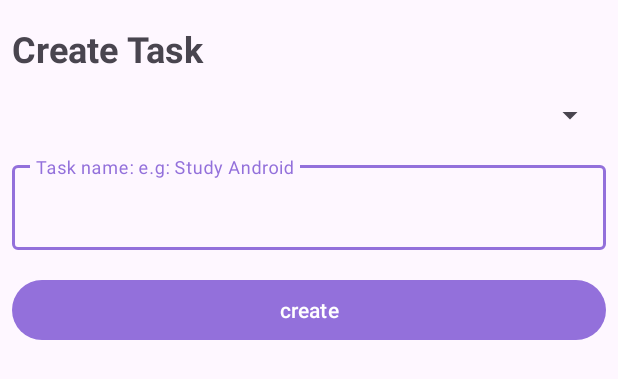
After one commit to Wpompeo/Task_Beat_, an Android app: the layout create_task_bottom_sheet.xml on its own in the app's theme, with its tools: preview values and no code run, on a phone screen of 412 x 824 dp. The commit adds this screen. Shown: the top 379 px of the screen. Run offline under Robolectric (Android 15) with nearby library versions, the phone set to English and light mode, and no system bars.

Commit message:
Commit two. Development and adjustments to the files: create_category_bottom_sheet.xml create_task_bottom_sheet.xml CreateCategoryBottomSheet.kt CreateTaskBottomSheet.kt

```diff
--- a/app/src/main/java/com/devspace/taskbeats/CategoryDao.kt
+++ b/app/src/main/java/com/devspace/taskbeats/CategoryDao.kt
@@ -13,4 +13,7 @@ interface CategoryDao {
 
     @Insert(onConflict = OnConflictStrategy.REPLACE)
     fun insertAll(categoryEntity: List<CategoryEntity>)
+
+    @Insert(onConflict = OnConflictStrategy.REPLACE)
+    fun insert(categoryEntity:CategoryEntity)
 }
--- a/app/src/main/java/com/devspace/taskbeats/TaskDao.kt
+++ b/app/src/main/java/com/devspace/taskbeats/TaskDao.kt
@@ -14,4 +14,7 @@ interface TaskDao{
 
     @Insert(onConflict = OnConflictStrategy.REPLACE)
     fun insertAll(taskEntities: List<TaskEntity>)
+
+    @Insert(onConflict = OnConflictStrategy.REPLACE)
+    fun insert(taskEntity: TaskEntity)
 }
--- a/app/src/main/res/layout/activity_main.xml
+++ b/app/src/main/res/layout/activity_main.xml
@@ -43,7 +43,7 @@
         tools:listitem="@layout/item_task" />
 
     <com.google.android.material.floatingactionbutton.FloatingActionButton
-        android:id="@+id/fab"
+        android:id="@+id/fab_create_task"
         android:layout_width="wrap_content"
         android:layout_height="wrap_content"
         android:layout_margin="16dp"
--- /dev/null
+++ b/app/src/main/res/layout/create_task_bottom_sheet.xml
@@ -0,0 +1,51 @@
+<?xml version="1.0" encoding="utf-8"?>
+<LinearLayout xmlns:android="http://schemas.android.com/apk/res/android"
+    android:layout_width="match_parent"
+    android:orientation="vertical"
+    android:layout_height="match_parent">
+
+    <TextView
+        android:id="@+id/tv_title"
+        android:layout_width="match_parent"
+        android:layout_height="wrap_content"
+        android:layout_marginStart="8dp"
+        android:layout_marginEnd="8dp"
+        android:layout_marginTop="16dp"
+        android:text="Create Task"
+        android:textSize="24sp"
+        android:textStyle="bold"/>
+
+    <Spinner
+        android:id="@+id/category_list"
+        android:layout_width="match_parent"
+        android:layout_height="wrap_content"
+        android:layout_marginStart="8dp"
+        android:layout_marginEnd="8dp"
+        android:layout_marginTop="16dp"/>
+
+    <com.google.android.material.textfield.TextInputLayout
+        android:layout_width="match_parent"
+        android:layout_height="wrap_content"
+        android:layout_marginStart="8dp"
+        android:layout_marginEnd="8dp"
+        android:layout_marginTop="16dp">
+
+        <com.google.android.material.textfield.TextInputEditText
+            android:id="@+id/tie_task_name"
+            android:layout_width="match_parent"
+            android:layout_height="wrap_content"
+            android:hint="Task name: e.g: Study Android"
+            android:minHeight="48dp"/>
+
+    </com.google.android.material.textfield.TextInputLayout>
+
+    <Button
+        android:id="@+id/btn_task_create"
+        android:layout_width="match_parent"
+        android:layout_height="wrap_content"
+        android:layout_marginStart="8dp"
+        android:layout_marginEnd="8dp"
+        android:layout_marginTop="16dp"
+        android:text="create"/>
+
+</LinearLayout>
```
Also changed, not shown: app/src/main/java/com/devspace/taskbeats/CreateCategoryBottomSheet.kt (added, +33 -0 lines), app/src/main/java/com/devspace/taskbeats/CreateTaskBottomSheet.kt (added, +89 -0 lines), app/src/main/java/com/devspace/taskbeats/MainActivity.kt (+94 -38 lines), app/src/main/res/layout/create_category_bottom_sheet.xml (added, +44 -0 lines).
